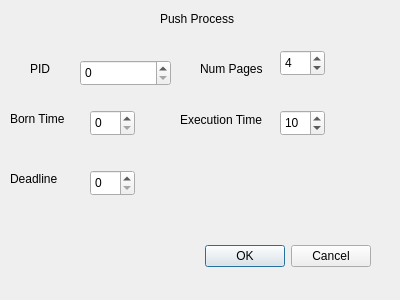
Before: the Qt Designer form src/simulator/processdialog.ui in tysm/ossim, drawn with Qt 5.
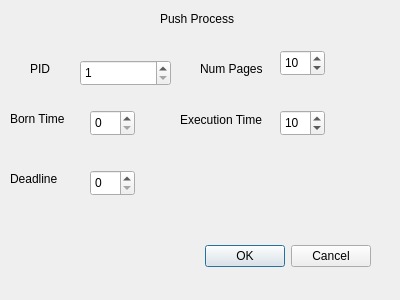
After: the same form once the commit is applied.

Diff of the .ui file:
```diff
--- a/src/simulator/processdialog.ui
+++ b/src/simulator/processdialog.ui
@@ -38,8 +38,11 @@
      <height>26</height>
     </rect>
    </property>
+   <property name="minimum">
+    <number>1</number>
+   </property>
    <property name="maximum">
-    <number>1000000000</number>
+    <number>20</number>
    </property>
   </widget>
   <widget class="QSpinBox" name="bornBox">
@@ -62,7 +65,7 @@
     </rect>
    </property>
    <property name="value">
-    <number>4</number>
+    <number>10</number>
    </property>
   </widget>
   <widget class="QSpinBox" name="execBox">
```
Left out of the diff: 5 changed lines with no effect on the pictures.
